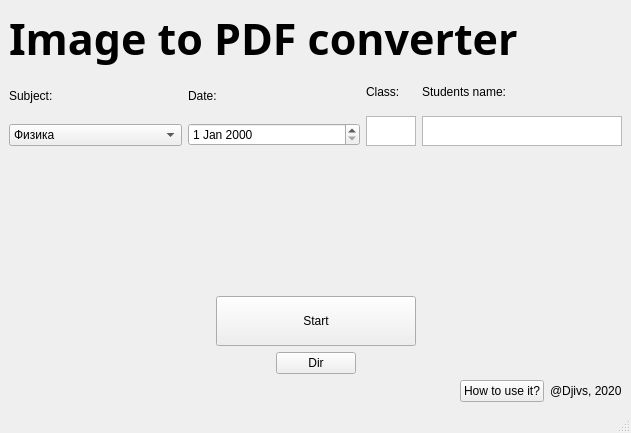
Djivs/img-to-pdf, file img-to-pdf/mainwindow.ui: the form before one commit.
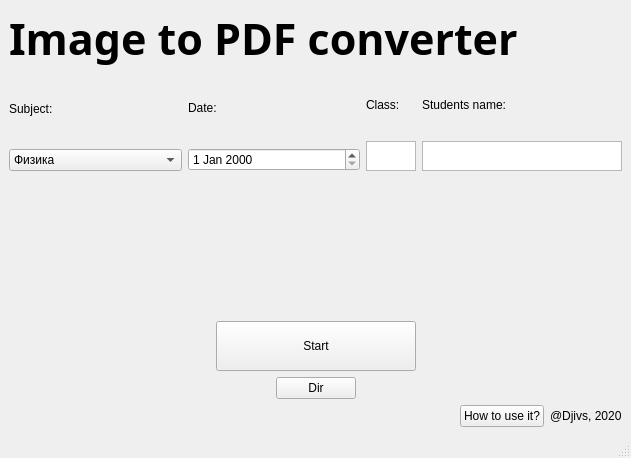
The form after the commit.

Commit message: :zap: Add image orientation fixing

```diff
--- a/img-to-pdf/mainwindow.ui
+++ b/img-to-pdf/mainwindow.ui
@@ -7,7 +7,7 @@
     <x>0</x>
     <y>0</y>
     <width>631</width>
-    <height>433</height>
+    <height>458</height>
    </rect>
   </property>
   <property name="windowTitle">
```
Left out of the diff: 10 changed lines with no effect on the pictures. The commit also changes 1 other file.
